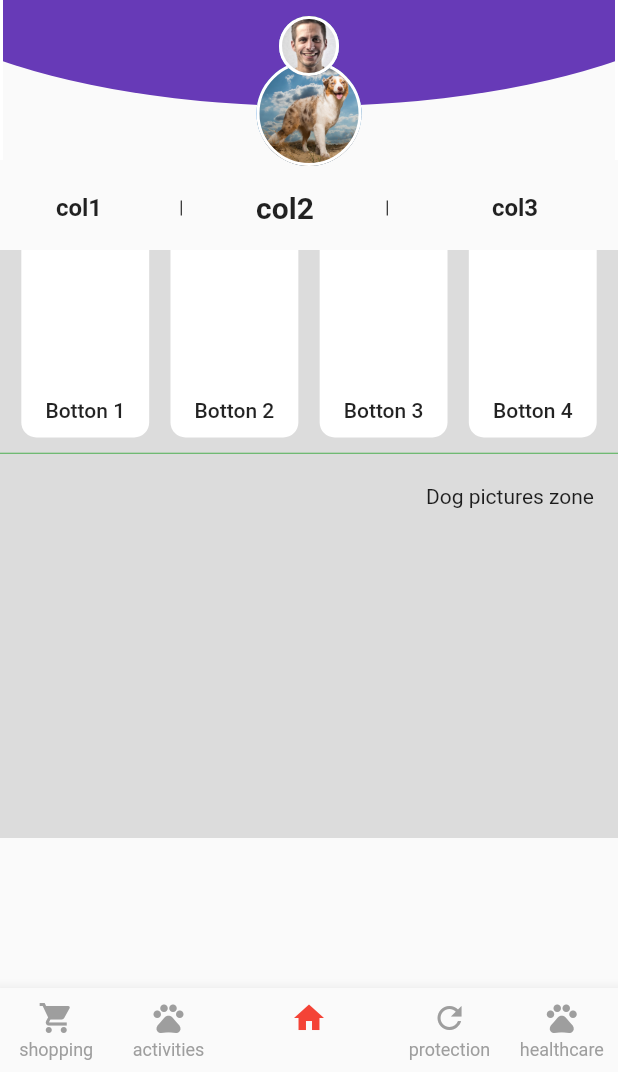
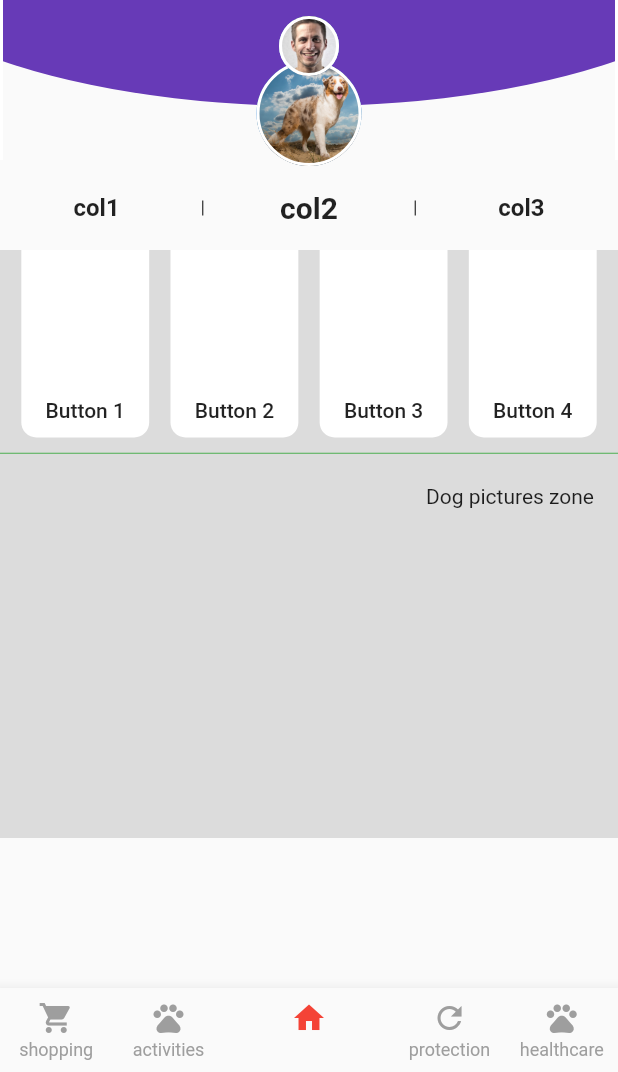
Before and after one commit to AndreyMokryj/flutter_ui_test, a Flutter app: the screen it shows after launch, on a phone screen of 412 x 824 dp, the part 164-1236 px from its top. Run offline on Flutter 3.47's test engine with Material 2 defaults, Android fonts, the phone set to English and light mode, and no system bars.

Commit message:
fixed 3 columns allign

```diff
--- a/lib/home.dart
+++ b/lib/home.dart
@@ -130,15 +130,24 @@ class HomePage extends StatelessWidget {
                         fontWeight: FontWeight.bold
                     ),
                   ),
-                    trailing: SizedBox(
+//                    trailing: SizedBox(
+//                      child: VerticalDivider(
+//                        width: 1,
+//                        color: Colors.black,
+//                      ),
+//                      height: 10,
+//                    ),
+                ),
+                flex: 10,
+              ),
+              Expanded(
+                child: SizedBox(
                   child: VerticalDivider(
                     width: 1,
                     color: Colors.black,
                   ),
                   height: 10,
                 ),
-                  ),
-                  flex: 1,
               ),
               Expanded(
                 child: ListTile(
@@ -150,7 +159,18 @@ class HomePage extends StatelessWidget {
                       fontSize: 20,
                     ),
                   ),
-                    trailing: SizedBox(
+//                    trailing: SizedBox(
+//                      child: VerticalDivider(
+//                        width: 1,
+//                        color: Colors.black,
+//                      ),
+//                      height: 10,
+//                    ),
+                ),
+                flex: 10,
+              ),
+              Expanded(
+                child: SizedBox(
                   child: VerticalDivider(
                     width: 1,
                     color: Colors.black,
@@ -158,9 +178,8 @@ class HomePage extends StatelessWidget {
                   height: 10,
                 ),
               ),
-                  flex: 1,
-                ),
               Expanded(
+                flex: 10,
                 child: ListTile(
                   title: Text(
                     "col3",
@@ -169,6 +188,13 @@ class HomePage extends StatelessWidget {
                         fontWeight: FontWeight.bold
                     ),
                   ),
+//                    leading: SizedBox(
+//                      child: VerticalDivider(
+//                        width: 1,
+//                        color: Colors.black,
+//                      ),
+//                      height: 10,
+//                    ),
                 ),
               ),
             ],
@@ -205,9 +231,9 @@ class HomePage extends StatelessWidget {
                             padding: EdgeInsets.all(10),
                             child: Align(
                               alignment: Alignment.bottomCenter,
-                                child: Text('Botton 1'),
+                              child: Text('Button 1'),
                             ),
-                              onPressed: () async{
+                            onPressed: () async {
                               await confirmDialog(
                                   context,
                                   title: 'Button 1',
@@ -231,9 +257,9 @@ class HomePage extends StatelessWidget {
                             padding: EdgeInsets.all(10),
                             child: Align(
                               alignment: Alignment.bottomCenter,
-                                child: Text('Botton 2'),
+                              child: Text('Button 2'),
                             ),
-                              onPressed: () async{
+                            onPressed: () async {
                               await confirmDialog(
                                   context,
                                   title: 'Button 2',
@@ -264,9 +290,9 @@ class HomePage extends StatelessWidget {
                             padding: EdgeInsets.all(10),
                             child: Align(
                               alignment: Alignment.bottomCenter,
-                                child: Text('Botton 3'),
+                              child: Text('Button 3'),
                             ),
-                              onPressed: () async{
+                            onPressed: () async {
                               await confirmDialog(
                                   context,
                                   title: 'Button 3',
@@ -297,9 +323,9 @@ class HomePage extends StatelessWidget {
                             padding: EdgeInsets.all(10),
                             child: Align(
                               alignment: Alignment.bottomCenter,
-                                child: Text('Botton 4'),
+                              child: Text('Button 4'),
                             ),
-                              onPressed: () async{
+                            onPressed: () async {
                               await confirmDialog(
                                   context,
                                   title: 'Button 4',
@@ -352,11 +378,14 @@ class HomePage extends StatelessWidget {
         selectedItemColor: Colors.red,
         unselectedItemColor: Colors.grey,
         currentIndex: 2,
-          showSelectedLabels: false,
+//          showSelectedLabels: false,
+        showSelectedLabels: true,
         showUnselectedLabels: true,
-          selectedLabelStyle: TextStyle(
-            decoration: TextDecoration.underline,
-          ),
+//        selectedLabelStyle: TextStyle(
+//          decoration: TextDecoration.underline,
+//
+//        ),
+        backgroundColor: Colors.yellow,
 
         items: [
           BottomNavigationBarItem(
@@ -371,12 +400,37 @@ class HomePage extends StatelessWidget {
               "activities",
             ),
           ),
+
           BottomNavigationBarItem(
             icon: Icon(Icons.home),
-              title: Text(
-                "home",
+            title: Container(
+              height: 30,
+              child: Column(
+                children: <Widget>[
+                  SizedBox(
+                    height: 20,
+                  ),
+                  Expanded(
+                      child: Container(
+                        height: 50,
+                        width: 80,
+                        decoration: BoxDecoration(
+                          borderRadius: BorderRadius.only(
+                            topLeft: Radius.circular(25),
+                            topRight: Radius.circular(25),
+                          ),
+                          color: Colors.red,
+
+                        ),
+                      )
+                  )
+
+                ],
+              ),
+
             ),
           ),
+
           BottomNavigationBarItem(
             icon: Icon(Icons.refresh),
             title: Text(
@@ -391,7 +445,7 @@ class HomePage extends StatelessWidget {
           ),
         ],
         onTap: (index) => _onTap(index, context),
-        )
+      ),
     );
   }
 
```
Lines whose indentation alone changed are shown as unchanged.
